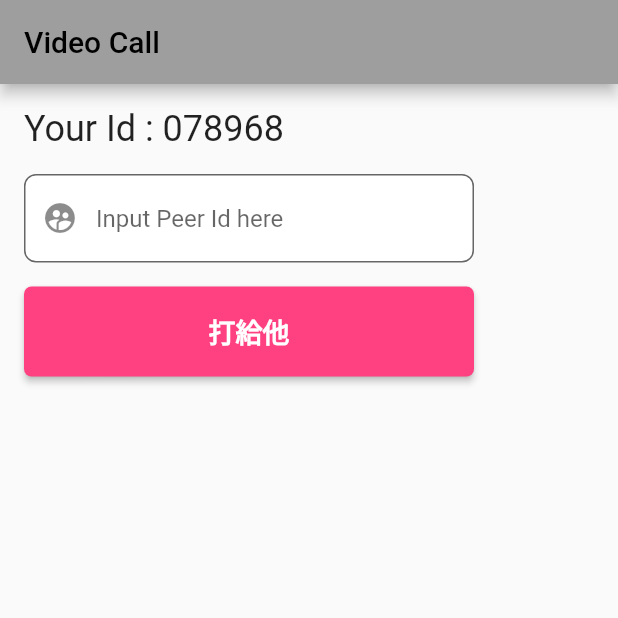
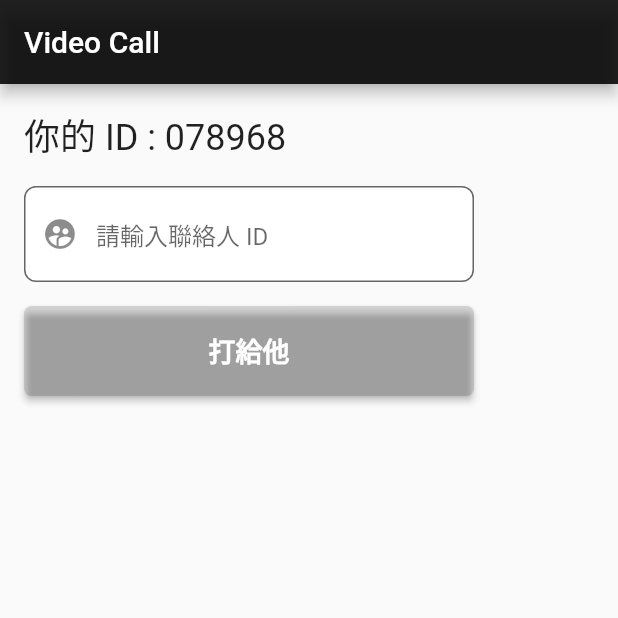
Before and after one commit to MicGun/Flutter-Stylish, a Flutter app: the screen it shows after launch, on a phone screen of 412 x 824 dp, the top half of it. Run offline on Flutter 3.47's test engine with Material 2 defaults, Android fonts, the phone set to English and light mode, and no system bars; our stand-ins replace dio, flutter_bloc, geocoding, go_router, google_maps_flutter, location and 2 more; missing offline and left inert: dart:ffi, flutter_webrtc; network calls fail.

Commit message:
modify ui details

```diff
--- a/stylish/lib/video_call/video_call_screen.dart
+++ b/stylish/lib/video_call/video_call_screen.dart
@@ -238,13 +238,12 @@ class _VideoCallScreenState extends State<VideoCallScreen> {
   Widget build(BuildContext context) {
     return Scaffold(
       appBar: AppBar(
-        title: const Text('Video Call'),
+        title: const Text('Video Call', style: TextStyle(color: Colors.white),),
+        backgroundColor: Colors.black87,
       ),
       floatingActionButtonLocation: FloatingActionButtonLocation.centerFloat,
       floatingActionButton: _inCalling
-          ? Row(
-            mainAxisAlignment: MainAxisAlignment.spaceAround,
-            children: [
+          ? Row(mainAxisAlignment: MainAxisAlignment.spaceAround, children: [
               FloatingActionButton(
                 child: const Icon(
                   Icons.call_end,
@@ -262,10 +261,29 @@ class _VideoCallScreenState extends State<VideoCallScreen> {
                 onPressed: () {
                   _muteMic();
                 },
-              ),]
+              ),
+            ])
+          : null,
+      body: _waitAccept
+          ? OrientationBuilder(
+              builder: (context, orientation) {
+                return Stack(children: <Widget>[
+                  Positioned(
+                      left: 0.0,
+                      right: 0.0,
+                      top: 0.0,
+                      bottom: 0.0,
+                      child: Container(
+                        margin: EdgeInsets.fromLTRB(0.0, 0.0, 0.0, 0.0),
+                        width: MediaQuery.of(context).size.width,
+                        height: MediaQuery.of(context).size.height,
+                        child: RTCVideoView(_localRenderer),
+                        decoration: BoxDecoration(color: Colors.black54),
+                      )),
+                ]);
+              },
             )
-          : null,
-      body: _inCalling
+          : _inCalling
               ? OrientationBuilder(builder: (context, orientation) {
                   return Stack(children: <Widget>[
                     Positioned(
@@ -284,8 +302,10 @@ class _VideoCallScreenState extends State<VideoCallScreen> {
                       left: 20.0,
                       top: 20.0,
                       child: Container(
-                    width: orientation == Orientation.portrait ? 90.0 : 120.0,
-                    height: orientation == Orientation.portrait ? 120.0 : 90.0,
+                        width:
+                            orientation == Orientation.portrait ? 90.0 : 120.0,
+                        height:
+                            orientation == Orientation.portrait ? 120.0 : 90.0,
                         child: RTCVideoView(_localRenderer, mirror: true),
                         decoration: BoxDecoration(color: Colors.black54),
                       ),
@@ -298,9 +318,10 @@ class _VideoCallScreenState extends State<VideoCallScreen> {
                       Row(
                         children: [
                           Padding(
-                        padding: EdgeInsets.only(top: 16, left: 16, right: 16),
+                            padding:
+                                EdgeInsets.only(top: 16, left: 16, right: 16),
                             child: Text(
-                          'Your Id : $_selfId',
+                              '你的 ID : $_selfId',
                               style: const TextStyle(
                                 fontSize: 24,
                               ),
@@ -326,14 +347,28 @@ class _VideoCallScreenState extends State<VideoCallScreen> {
                                       _peerId = text;
                                     });
                                   },
-                              decoration: const InputDecoration(
+                                  decoration: InputDecoration(
                                     filled: true,
                                     fillColor: Colors.white,
-                                prefixIcon: Icon(Icons.supervised_user_circle),
-                                border: OutlineInputBorder(
-                                    borderRadius:
-                                        BorderRadius.all(Radius.circular(8.0))),
-                                hintText: 'Input Peer Id here',
+                                    prefixIcon: const Icon(
+                                        Icons.supervised_user_circle),
+                                    suffixIcon:
+                                        (_peerId == null || _peerId!.isEmpty)
+                                            ? null
+                                            : InkWell(
+                                                onTap: () {
+                                                  _peerIdController.clear();
+                                                  setState(() {
+                                                    _peerId = '';
+                                                  });
+                                                  // clearSearchData();
+                                                },
+                                                child: const Icon(Icons.clear),
+                                              ),
+                                    border: const OutlineInputBorder(
+                                        borderRadius: BorderRadius.all(
+                                            Radius.circular(8.0))),
+                                    hintText: '請輸入聯絡人 ID',
                                   ),
                                 )),
                           )
@@ -346,7 +381,10 @@ class _VideoCallScreenState extends State<VideoCallScreen> {
                               padding: EdgeInsets.all(16),
                               child: ElevatedButton(
                                 style: ElevatedButton.styleFrom(
-                              backgroundColor: Colors.pinkAccent,
+                                  backgroundColor:
+                                      (_peerId == null || _peerId!.isEmpty)
+                                          ? Colors.black12
+                                          : Colors.black87,
                                   minimumSize: const Size(300, 60),
                                   shape: const RoundedRectangleBorder(
                                     borderRadius: BorderRadius.all(
```
Lines whose indentation alone changed are shown as unchanged.
